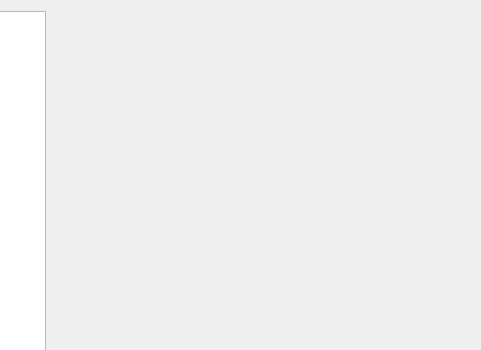
Narfinger/reknote, file ui/reknote.ui: the form before one commit; both pictures show x 220 to 701 and y 0 to 350 of the 800 by 600 pixel window.
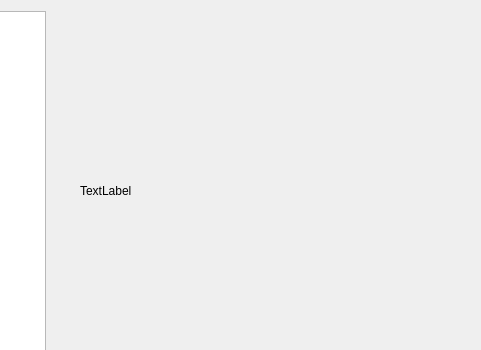
The form after the commit.

Commit message: renamed class

Diff of the .ui file:
```diff
--- a/ui/reknote.ui
+++ b/ui/reknote.ui
@@ -37,6 +37,19 @@
      <string>PushButton</string>
     </property>
    </widget>
+   <widget class="QLabel" name="label">
+    <property name="geometry">
+     <rect>
+      <x>300</x>
+      <y>120</y>
+      <width>321</width>
+      <height>141</height>
+     </rect>
+    </property>
+    <property name="text">
+     <string>TextLabel</string>
+    </property>
+   </widget>
   </widget>
   <widget class="QMenuBar" name="menubar">
    <property name="geometry">
```
The commit also changes 5 other files.
